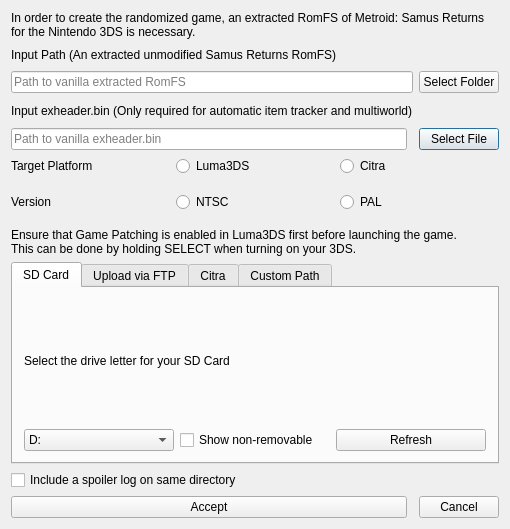
Old version of the form randovania/games/samus_returns/gui/ui_files/msr_game_export_dialog.ui in the repository randovania/randovania.
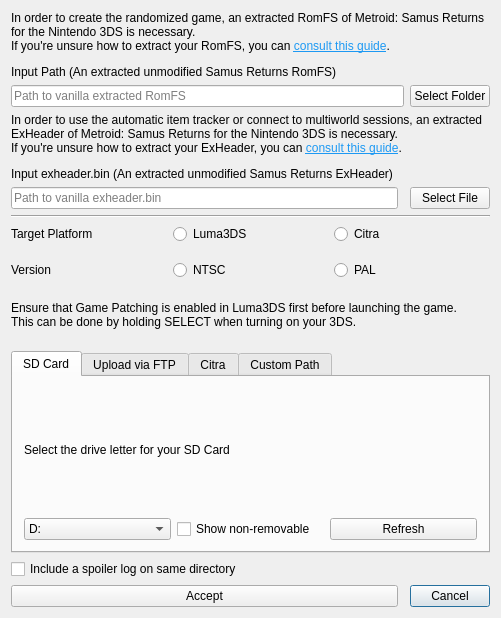
New version of the form.

Commit message: Add extraction guides to export window

Patch:
```diff
--- a/randovania/games/samus_returns/gui/ui_files/msr_game_export_dialog.ui
+++ b/randovania/games/samus_returns/gui/ui_files/msr_game_export_dialog.ui
@@ -7,62 +7,51 @@
     <x>0</x>
     <y>0</y>
     <width>501</width>
-    <height>529</height>
+    <height>618</height>
    </rect>
   </property>
   <property name="windowTitle">
    <string>Game Patching</string>
   </property>
   <layout class="QGridLayout" name="root_layout">
-   <item row="4" column="2">
-    <widget class="QPushButton" name="input_exheader_button">
+   <item row="15" column="2">
+    <widget class="QPushButton" name="cancel_button">
      <property name="text">
-      <string>Select File</string>
+      <string>Cancel</string>
      </property>
     </widget>
    </item>
-   <item row="5" column="0" colspan="3">
-    <layout class="QHBoxLayout" name="target_platform_layout">
-     <item>
-      <widget class="QLabel" name="target_platform_label">
-       <property name="text">
-        <string>Target Platform</string>
-       </property>
-      </widget>
-     </item>
-     <item>
-      <widget class="QRadioButton" name="luma_radio">
+   <item row="0" column="0" colspan="3">
+    <widget class="QLabel" name="input_file_label">
+     <property name="maximumSize">
+      <size>
+       <width>16777215</width>
+       <height>16777215</height>
+      </size>
+     </property>
        <property name="text">
-        <string>Luma3DS</string>
-       </property>
-       <attribute name="buttonGroup">
-        <string notr="true">platform_btn_group</string>
-       </attribute>
-      </widget>
-     </item>
-     <item>
-      <widget class="QRadioButton" name="citra_radio">
-       <property name="toolTip">
-        <string/>
-       </property>
+      <string>&lt;html&gt;&lt;head/&gt;&lt;body&gt;&lt;p&gt;In order to create the randomized game, an extracted RomFS of Metroid: Samus Returns for the Nintendo 3DS is necessary.&lt;br/&gt;If you're unsure how to extract your RomFS, you can &lt;a href=&quot;https://randovania.org/guides/export-romfs-3ds&quot;&gt;&lt;span style=&quot; text-decoration: underline; color:#1d99f3;&quot;&gt;consult this guide&lt;/span&gt;&lt;/a&gt;.&lt;/p&gt;&lt;p&gt;Input Path (An extracted unmodified Samus Returns RomFS)&lt;/p&gt;&lt;/body&gt;&lt;/html&gt;</string>
+     </property>
+     <property name="wordWrap">
+      <bool>true</bool>
+     </property>
+    </widget>
+   </item>
+   <item row="14" column="0">
+    <widget class="QCheckBox" name="auto_save_spoiler_check">
        <property name="text">
-        <string>Citra</string>
-       </property>
-       <attribute name="buttonGroup">
-        <string notr="true">platform_btn_group</string>
-       </attribute>
-      </widget>
-     </item>
-    </layout>
-   </item>
-   <item row="13" column="0">
-    <widget class="QPushButton" name="accept_button">
-     <property name="text">
-      <string>Accept</string>
+      <string>Include a spoiler log on same directory</string>
+     </property>
+    </widget>
+   </item>
+   <item row="1" column="0" colspan="2">
+    <widget class="QLineEdit" name="input_file_edit">
+     <property name="placeholderText">
+      <string>Path to vanilla extracted RomFS</string>
      </property>
     </widget>
    </item>
-   <item row="9" column="0" rowspan="2" colspan="3">
+   <item row="11" column="0" rowspan="2" colspan="3">
     <widget class="QTabWidget" name="output_tab_widget">
      <property name="currentIndex">
       <number>0</number>
@@ -249,43 +238,17 @@
      </widget>
     </widget>
    </item>
-   <item row="2" column="2">
-    <widget class="QPushButton" name="input_file_button">
-     <property name="maximumSize">
-      <size>
-       <width>100</width>
-       <height>16777215</height>
-      </size>
+   <item row="4" column="0">
+    <widget class="QLineEdit" name="input_exheader_edit">
+     <property name="placeholderText">
+      <string>Path to vanilla exheader.bin</string>
      </property>
-     <property name="text">
-      <string>Select Folder</string>
-     </property>
     </widget>
    </item>
-   <item row="13" column="2">
-    <widget class="QPushButton" name="cancel_button">
+   <item row="9" column="0" colspan="3">
+    <widget class="QLabel" name="console_reminder_label">
      <property name="text">
-      <string>Cancel</string>
-     </property>
-    </widget>
-   </item>
-   <item row="1" column="0" colspan="2">
-    <widget class="QLabel" name="input_file_label">
-     <property name="maximumSize">
-      <size>
-       <width>16777215</width>
-       <height>20</height>
-      </size>
-     </property>
-     <property name="text">
-      <string>Input Path (An extracted unmodified Samus Returns RomFS)</string>
-     </property>
-    </widget>
-   </item>
-   <item row="0" column="0" colspan="3">
-    <widget class="QLabel" name="description_label">
-     <property name="text">
-      <string>&lt;html&gt;&lt;head/&gt;&lt;body&gt;&lt;p&gt;In order to create the randomized game, an extracted RomFS of Metroid: Samus Returns for the Nintendo 3DS is necessary.&lt;/p&gt;&lt;/body&gt;&lt;/html&gt;</string>
+      <string>&lt;html&gt;&lt;head/&gt;&lt;body&gt;&lt;p&gt;Ensure that Game Patching is enabled in Luma3DS first before launching the game.&lt;br/&gt;This can be done by holding SELECT when turning on your 3DS.&lt;/p&gt;&lt;/body&gt;&lt;/html&gt;</string>
      </property>
      <property name="wordWrap">
       <bool>true</bool>
@@ -293,36 +256,63 @@
     </widget>
    </item>
    <item row="6" column="0" colspan="3">
-    <spacer name="verticalSpacer">
-     <property name="orientation">
-      <enum>Qt::Vertical</enum>
+    <layout class="QHBoxLayout" name="target_platform_layout">
+     <property name="spacing">
+      <number>6</number>
      </property>
-     <property name="sizeType">
-      <enum>QSizePolicy::Minimum</enum>
+     <property name="topMargin">
+      <number>0</number>
      </property>
-     <property name="sizeHint" stdset="0">
-      <size>
-       <width>20</width>
-       <height>40</height>
-      </size>
-     </property>
-    </spacer>
-   </item>
-   <item row="12" column="0">
-    <widget class="QCheckBox" name="auto_save_spoiler_check">
+     <item>
+      <widget class="QLabel" name="target_platform_label">
+       <property name="text">
+        <string>Target Platform</string>
+       </property>
+      </widget>
+     </item>
+     <item>
+      <widget class="QRadioButton" name="luma_radio">
      <property name="text">
-      <string>Include a spoiler log on same directory</string>
-     </property>
-    </widget>
-   </item>
-   <item row="3" column="0" colspan="2">
+        <string>Luma3DS</string>
+       </property>
+       <attribute name="buttonGroup">
+        <string notr="true">platform_btn_group</string>
+       </attribute>
+      </widget>
+     </item>
+     <item>
+      <widget class="QRadioButton" name="citra_radio">
+       <property name="toolTip">
+        <string/>
+       </property>
+       <property name="text">
+        <string>Citra</string>
+       </property>
+       <attribute name="buttonGroup">
+        <string notr="true">platform_btn_group</string>
+       </attribute>
+      </widget>
+     </item>
+    </layout>
+   </item>
+   <item row="3" column="0" colspan="3">
     <widget class="QLabel" name="input_exheader_label">
      <property name="text">
-      <string>Input exheader.bin (Only required for automatic item tracker and multiworld)</string>
+      <string>&lt;html&gt;&lt;head/&gt;&lt;body&gt;&lt;p&gt;In order to use the automatic item tracker or connect to multiworld sessions, an extracted ExHeader of Metroid: Samus Returns for the Nintendo 3DS is necessary.&lt;br/&gt;If you're unsure how to extract your ExHeader, you can &lt;a href=&quot;https://randovania.org/guides/export-exheader&quot;&gt;&lt;span style=&quot; text-decoration: underline; color:#1d99f3;&quot;&gt;consult this guide&lt;/span&gt;&lt;/a&gt;.&lt;/p&gt;&lt;p&gt;Input exheader.bin (An extracted unmodified Samus Returns ExHeader)&lt;/p&gt;&lt;/body&gt;&lt;/html&gt;</string>
      </property>
+     <property name="wordWrap">
+      <bool>true</bool>
+     </property>
     </widget>
    </item>
-   <item row="6" column="0" colspan="3">
+   <item row="15" column="0">
+    <widget class="QPushButton" name="accept_button">
+     <property name="text">
+      <string>Accept</string>
+     </property>
+    </widget>
+   </item>
+   <item row="8" column="0" colspan="3">
     <layout class="QHBoxLayout" name="version_layout">
      <item>
       <widget class="QLabel" name="version_label">
@@ -353,30 +343,55 @@
      </item>
     </layout>
    </item>
-   <item row="2" column="0" colspan="2">
-    <widget class="QLineEdit" name="input_file_edit">
-     <property name="placeholderText">
-      <string>Path to vanilla extracted RomFS</string>
+   <item row="5" column="0" colspan="3">
+    <widget class="Line" name="line">
+     <property name="sizePolicy">
+      <sizepolicy hsizetype="Preferred" vsizetype="Fixed">
+       <horstretch>0</horstretch>
+       <verstretch>0</verstretch>
+      </sizepolicy>
      </property>
+     <property name="orientation">
+      <enum>Qt::Horizontal</enum>
+     </property>
     </widget>
    </item>
-   <item row="7" column="0" colspan="3">
-    <widget class="QLabel" name="console_reminder_label">
+   <item row="1" column="2">
+    <widget class="QPushButton" name="input_file_button">
+     <property name="maximumSize">
+      <size>
+       <width>100</width>
+       <height>16777215</height>
+      </size>
+     </property>
      <property name="text">
-      <string>&lt;html&gt;&lt;head/&gt;&lt;body&gt;&lt;p&gt;Ensure that Game Patching is enabled in Luma3DS first before launching the game.&lt;br/&gt;This can be done by holding SELECT when turning on your 3DS.&lt;/p&gt;&lt;/body&gt;&lt;/html&gt;</string>
+      <string>Select Folder</string>
      </property>
-     <property name="wordWrap">
-      <bool>true</bool>
-     </property>
     </widget>
    </item>
-   <item row="4" column="0">
-    <widget class="QLineEdit" name="input_exheader_edit">
-     <property name="placeholderText">
-      <string>Path to vanilla exheader.bin</string>
+   <item row="4" column="2">
+    <widget class="QPushButton" name="input_exheader_button">
+     <property name="text">
+      <string>Select File</string>
      </property>
     </widget>
    </item>
+   <item row="7" column="0">
+    <spacer name="verticalSpacer">
+     <property name="orientation">
+      <enum>Qt::Vertical</enum>
+     </property>
+     <property name="sizeType">
+      <enum>QSizePolicy::Fixed</enum>
+     </property>
+     <property name="sizeHint" stdset="0">
+      <size>
+       <width>20</width>
+       <height>10</height>
+      </size>
+     </property>
+    </spacer>
+   </item>
   </layout>
  </widget>
  <layoutdefault spacing="6" margin="11"/>
```
Left out of the diff: 2 changed lines with no effect on the pictures. Lines whose indentation alone changed are shown as unchanged. The commit also changes 1 other file.
